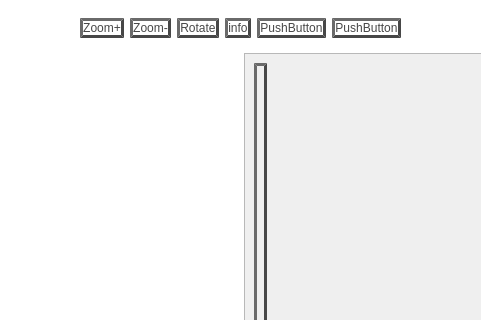
Before: the Qt Designer form viewer.ui in SebGonzalez/BibliothequePhoto, drawn with Qt 5; both pictures show x 209 to 690 and y 0 to 320 of the 899 by 658 pixel window.
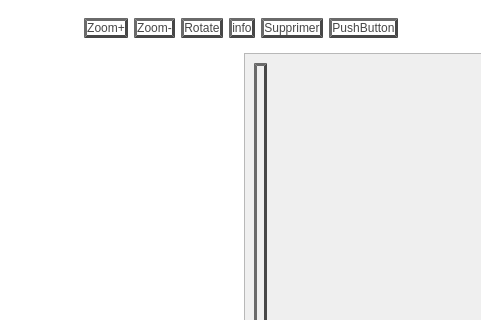
After: the same form once the commit is applied.

The edit to the form file:
```diff
--- a/viewer.ui
+++ b/viewer.ui
@@ -102,7 +102,7 @@
          <item>
           <widget class="QPushButton" name="pushButton_4">
            <property name="text">
-            <string>PushButton</string>
+            <string>Supprimer</string>
            </property>
           </widget>
          </item>
```
Left out of the diff: 6 changed lines with no effect on the pictures.
